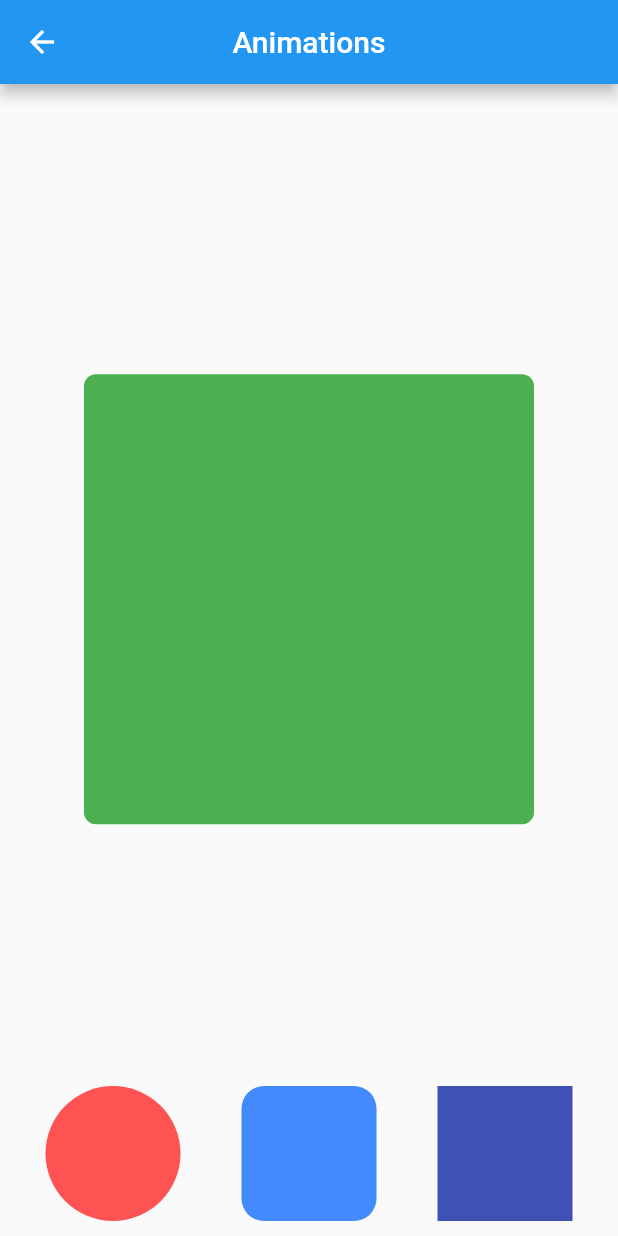
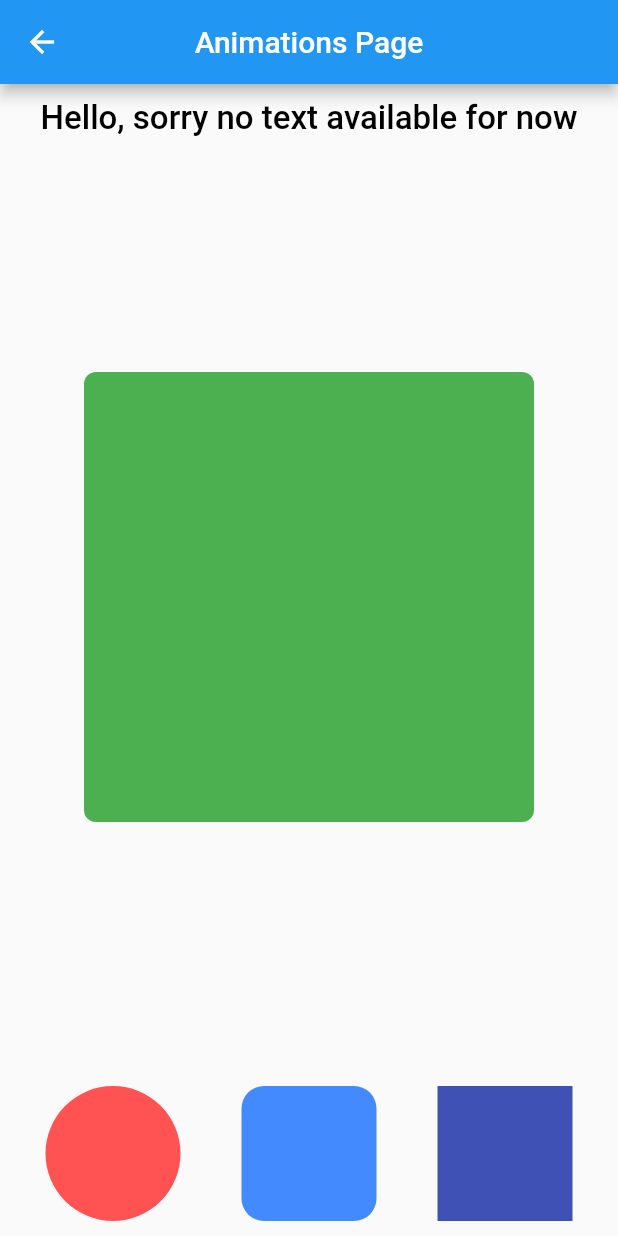
Before and after one commit to MohammedAttar002997/OsossTestProject, a Flutter app: the screen it shows after launch, after a tap on "Animation Screen", on a phone screen of 412 x 824 dp. Run offline on Flutter 3.47's test engine with Material 2 defaults, Android fonts, the light colour scheme and no system bars; our stand-ins replace bloc, dartz, dio, equatable, flutter_bloc, get_it and 1 more; network calls fail.

Commit message:
* Fixing bugs and polishing the Code and the UI

```diff
--- a/lib/animation_page/animation_screen.dart
+++ b/lib/animation_page/animation_screen.dart
@@ -9,10 +9,10 @@ class AnimationsPage extends StatefulWidget {
   });
 
   @override
-  _AnimationsPageState createState() => _AnimationsPageState();
+  AnimationsPageState createState() => AnimationsPageState();
 }
 
-class _AnimationsPageState extends State<AnimationsPage> {
+class AnimationsPageState extends State<AnimationsPage> {
   double _width = 300;
   double _height = 300;
   Color _color = Colors.green;
@@ -23,7 +23,7 @@ class _AnimationsPageState extends State<AnimationsPage> {
     return Scaffold(
       appBar: AppBar(
         centerTitle: true,
-        title: const Text('Animations'),
+        title: const Text('Animations Page'),
       ),
       body: Padding(
         padding: const EdgeInsets.all(10.0),
@@ -31,11 +31,13 @@ class _AnimationsPageState extends State<AnimationsPage> {
           mainAxisAlignment: MainAxisAlignment.center,
           children: [
             Text(
-              widget.name,
+              widget.name == ""
+                  ? "Hello, sorry no text available for now"
+                  : widget.name,
               style: const TextStyle(
                 color: Colors.black,
-                fontWeight: FontWeight.w600,
-                fontSize: 25,
+                fontWeight: FontWeight.w500,
+                fontSize: 22,
               ),
             ),
             const Spacer(),
@@ -58,15 +60,25 @@ class _AnimationsPageState extends State<AnimationsPage> {
               children: [
                 InkWell(
                   onTap: () {
-                    setState(() {
-                      _width = 250;
-                      _height = 250;
-                      _color = Colors.redAccent;
-                      _borderRadius = BorderRadius.circular(150);
-                      // _boxShape = BoxShape.circle;
-                    });
+                    setState(
+                      () {
+                        _width = 250;
+                        _height = 250;
+                        _color = Colors.redAccent;
+                        _borderRadius = BorderRadius.circular(150);
+                        // _boxShape = BoxShape.circle;
+                      },
+                    );
                   },
-                  child: Container(
+                  child:
+                      // ShapeButtonWidget(
+                      //   height: 90,
+                      //   width: 90,
+                      //   shapeColor: Colors.redAccent,
+                      //   boxShape: BoxShape.circle,
+                      // ),
+
+                      Container(
                     height: 90,
                     width: 90,
                     decoration: const BoxDecoration(
--- a/lib/core/appconst.dart
+++ b/lib/core/appconst.dart
@@ -1,3 +1,3 @@
 class AppConst{
-static const BaseUrl = "https://pokeapi.co/api/v2/";
+static const baseUrl = "https://pokeapi.co/api/v2/";
 }
--- a/lib/core/exceptions/exceptions.dart
+++ b/lib/core/exceptions/exceptions.dart
@@ -16,7 +16,7 @@ class ValidationException implements Exception {}
 
 class SocketException implements Exception {}
 
-Exception testExceptionGlobal(DioError dioError) {
+Exception testExceptionGlobal(DioException dioError) {
   switch (dioError.type) {
     case DioExceptionType.sendTimeout:
       throw TimeoutException();
--- a/lib/di.dart
+++ b/lib/di.dart
@@ -53,7 +53,7 @@ Future<void> init() async {
 
 Dio getNetworkObj() {
   BaseOptions options = BaseOptions(
-    baseUrl: AppConst.BaseUrl,
+    baseUrl: AppConst.baseUrl,
     connectTimeout: const Duration(milliseconds: 30000),
     receiveTimeout: const Duration(milliseconds: 30000),
   );
--- a/lib/pokemon_page/data/repositories/pokemon_repository_impl.dart
+++ b/lib/pokemon_page/data/repositories/pokemon_repository_impl.dart
@@ -24,10 +24,10 @@ class PokemonRepositoryImpl implements PokemonRepository {
   Future<Either<Failure, PokemonEntity>> getPokemonInfo() async {
     try {
       if (await networkInfo.isConnected) {
-        final PokemonData =
+        final pokemonData =
         await pokemonRemoteDataSource!.getPokemonData();
-        if (PokemonData.results != null) {
-          return Right(PokemonData);
+        if (pokemonData.results != null) {
+          return Right(pokemonData);
         } else {
           return Left(ServerFailure());
         }
--- a/lib/pokemon_page/presentation/bloc/pokemon_bloc/state.dart
+++ b/lib/pokemon_page/presentation/bloc/pokemon_bloc/state.dart
@@ -17,5 +17,5 @@ class PokemonErrorState extends PokemonState {}
 class PokemonLoadedState extends PokemonState {
   final PokemonEntity? pokemonEntity;
 
-  PokemonLoadedState({this.pokemonEntity});
+  const PokemonLoadedState({this.pokemonEntity});
 }
```
Also changed, not shown: lib/animation_page/shape_button.dart (added, +28 -0 lines), lib/pokemon_page/data/datasources/pokemon_remote_datasource.dart (+7 -7 lines), lib/pokemon_page/presentation/bloc/pokemon_bloc/bloc.dart (+3 -5 lines), lib/pokemon_page/presentation/screens/pokemon_screen.dart (+38 -19 lines), images/pokemon_go.jpg (added).
